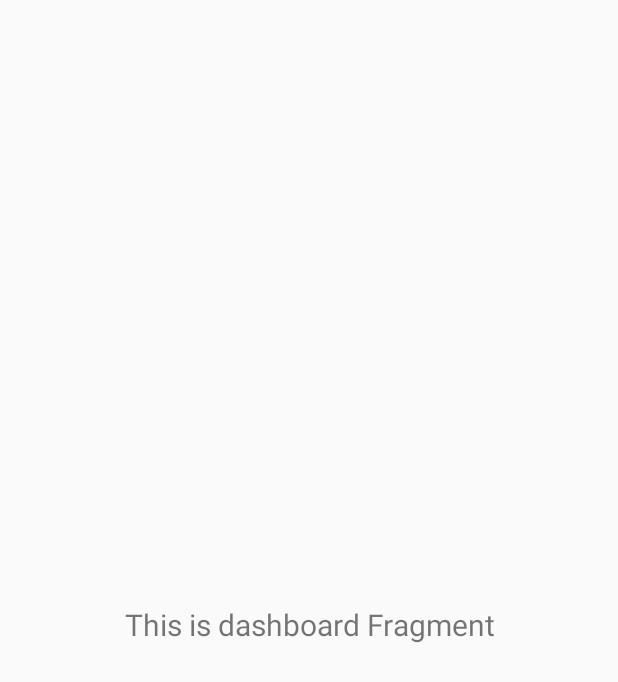
After one commit to aavashneupane/JobFinderAndroid, an Android app: the fragment DashboardFragment shown on its own in the app's theme, on a phone screen of 412 x 824 dp. The commit adds this screen. Shown: the top 682 px of the screen. Run offline under Robolectric (Android 15) with nearby library versions, the phone set to English and light mode, and no system bars.

Commit message:
added bottom nav

```diff
--- a/app/build.gradle
+++ b/app/build.gradle
@@ -45,6 +45,7 @@ dependencies {
     implementation 'androidx.navigation:navigation-ui:2.3.2'
     implementation 'androidx.navigation:navigation-fragment-ktx:2.3.2'
     implementation 'androidx.navigation:navigation-ui-ktx:2.3.2'
+    implementation 'androidx.legacy:legacy-support-v4:1.0.0'
     testImplementation 'junit:junit:4.12'
     androidTestImplementation 'androidx.test.ext:junit:1.1.2'
     androidTestImplementation 'androidx.test.espresso:espresso-core:3.3.0'
--- a/app/src/main/AndroidManifest.xml
+++ b/app/src/main/AndroidManifest.xml
@@ -10,8 +10,8 @@
         android:supportsRtl="true"
         android:theme="@style/AppTheme" >
         <activity
-            android:name=".dashboard"
-            android:label="@string/title_activity_dashboard" >
+            android:name=".screen"
+            android:label="@string/title_activity_screen" >
         </activity>
         <activity android:name=".homeScreen" />
         <activity android:name=".registration" />
--- /dev/null
+++ b/app/src/main/java/com/aavash/jobfinder/ui/dashboard/DashboardFragment.kt
@@ -0,0 +1,31 @@
+package com.aavash.jobfinder.ui.dashboard
+
+import android.os.Bundle
+import android.view.LayoutInflater
+import android.view.View
+import android.view.ViewGroup
+import android.widget.TextView
+import androidx.fragment.app.Fragment
+import androidx.lifecycle.Observer
+import androidx.lifecycle.ViewModelProvider
+import com.aavash.jobfinder.R
+
+class DashboardFragment : Fragment() {
+
+  private lateinit var dashboardViewModel: DashboardViewModel
+
+  override fun onCreateView(
+    inflater: LayoutInflater,
+    container: ViewGroup?,
+    savedInstanceState: Bundle?
+  ): View? {
+    dashboardViewModel =
+            ViewModelProvider(this).get(DashboardViewModel::class.java)
+    val root = inflater.inflate(R.layout.fragment_dashboard, container, false)
+    val textView: TextView = root.findViewById(R.id.text_dashboard)
+    dashboardViewModel.text.observe(viewLifecycleOwner, Observer {
+      textView.text = it
+    })
+    return root
+  }
+}
--- /dev/null
+++ b/app/src/main/java/com/aavash/jobfinder/ui/dashboard/DashboardViewModel.kt
@@ -0,0 +1,13 @@
+package com.aavash.jobfinder.ui.dashboard
+
+import androidx.lifecycle.LiveData
+import androidx.lifecycle.MutableLiveData
+import androidx.lifecycle.ViewModel
+
+class DashboardViewModel : ViewModel() {
+
+    private val _text = MutableLiveData<String>().apply {
+        value = "This is dashboard Fragment"
+    }
+    val text: LiveData<String> = _text
+}
--- a/app/src/main/res/layout/activity_home_screen.xml
+++ b/app/src/main/res/layout/activity_home_screen.xml
@@ -6,4 +6,7 @@
     android:layout_height="match_parent"
     tools:context=".homeScreen">
 
+
+
+
 </androidx.constraintlayout.widget.ConstraintLayout>
--- /dev/null
+++ b/app/src/main/res/layout/fragment_dashboard.xml
@@ -0,0 +1,23 @@
+<?xml version="1.0" encoding="utf-8"?>
+<androidx.constraintlayout.widget.ConstraintLayout
+    xmlns:android="http://schemas.android.com/apk/res/android"
+    xmlns:app="http://schemas.android.com/apk/res-auto"
+    xmlns:tools="http://schemas.android.com/tools"
+    android:layout_width="match_parent"
+    android:layout_height="match_parent"
+    tools:context=".ui.dashboard.DashboardFragment" >
+
+    <TextView
+        android:id="@+id/text_dashboard"
+        android:layout_width="match_parent"
+        android:layout_height="wrap_content"
+        android:layout_marginStart="8dp"
+        android:layout_marginTop="8dp"
+        android:layout_marginEnd="8dp"
+        android:textAlignment="center"
+        android:textSize="20sp"
+        app:layout_constraintEnd_toEndOf="parent"
+        app:layout_constraintStart_toStartOf="parent"
+        app:layout_constraintTop_toTopOf="parent"
+        app:layout_constraintBottom_toBottomOf="parent" />
+</androidx.constraintlayout.widget.ConstraintLayout>
--- a/app/src/main/res/values/strings.xml
+++ b/app/src/main/res/values/strings.xml
@@ -1,5 +1,5 @@
 <resources>
-    <string name="app_name">LogRegForm</string>
+    <string name="app_name">FINDJOB</string>
     <string name="FullnameReg">Full name</string>
     <string name="emailReg">Email</string>
     <string name="passwordReg">Password</string>
@@ -16,4 +16,6 @@
     <string name="title_post">Post a Job</string>
     <string name="title_dashboard">Dashboard</string>
     <string name="title_notifications">Notifications</string>
+    <string name="title_activity_dashboards">MainActivity</string>
+    <string name="title_activity_screen">MainActivity</string>
 </resources>
```
Also changed, not shown: app/src/main/java/com/aavash/jobfinder/ui/home/HomeFragment.kt (added, +31 -0 lines), app/src/main/java/com/aavash/jobfinder/ui/home/HomeViewModel.kt (added, +13 -0 lines), app/src/main/java/com/aavash/jobfinder/ui/notifications/NotificationsFragment.kt (added, +31 -0 lines), app/src/main/java/com/aavash/jobfinder/ui/notifications/NotificationsViewModel.kt (added, +13 -0 lines), app/src/main/java/com/aavash/jobfinder/ui/post/Post.kt (added, +32 -0 lines), app/src/main/java/com/aavash/jobfinder/ui/post/PostViewModel.kt (added, +7 -0 lines), app/src/main/res/layout/fragment_home.xml (added, +23 -0 lines), app/src/main/res/layout/fragment_notifications.xml (added, +23 -0 lines), app/src/main/res/layout/post_fragment.xml (added, +13 -0 lines), app/src/main/res/navigation/mobile_navigation.xml (added, +32 -0 lines).
